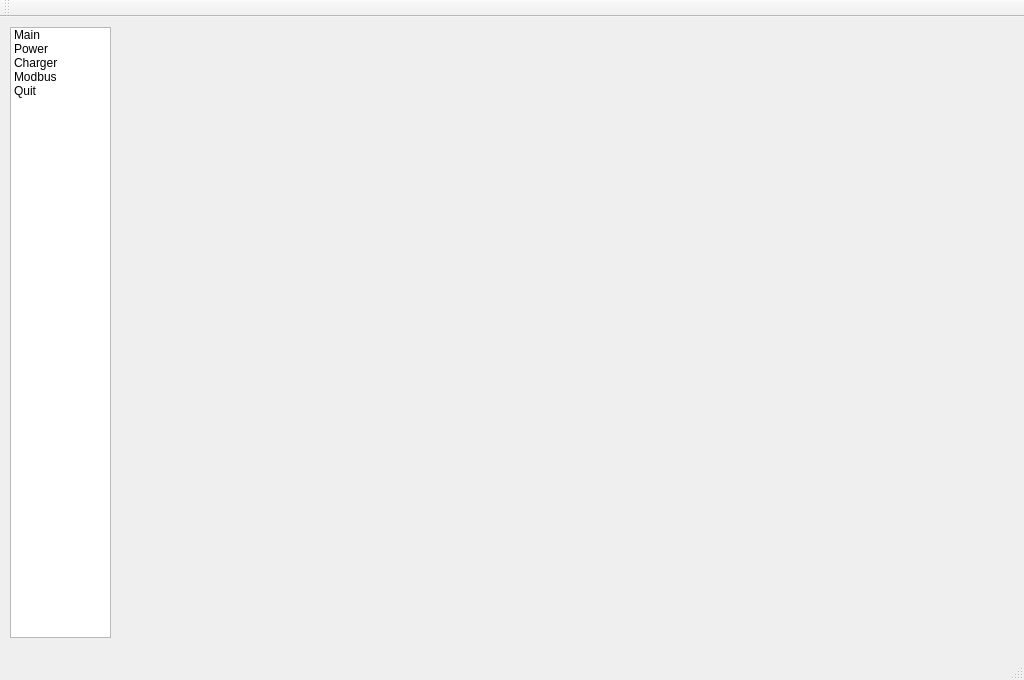
hancse/powermeter, file src/mainwindow.ui: the form before one commit.
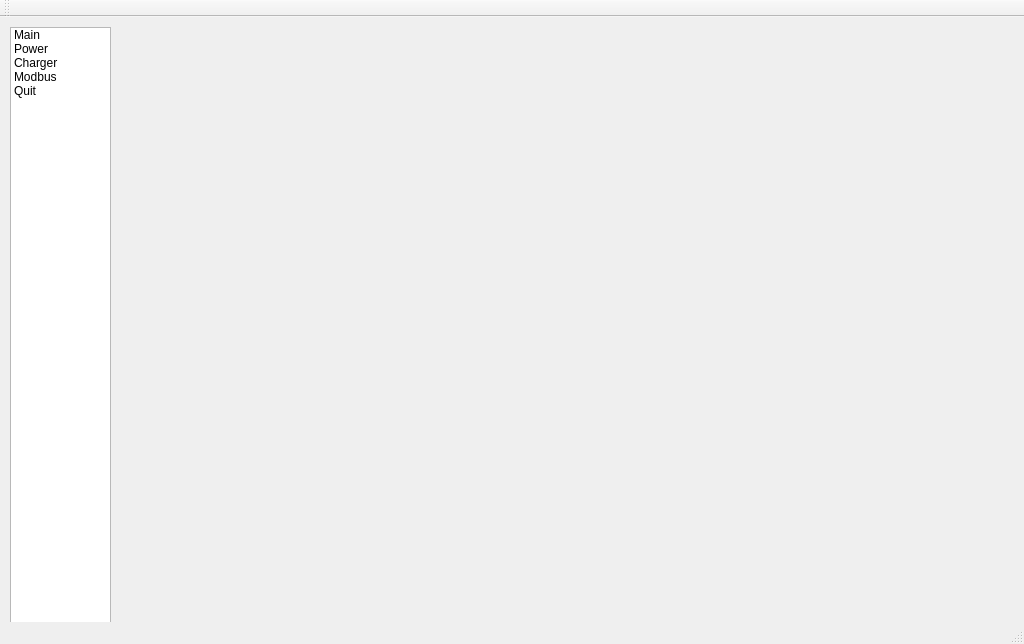
The form after the commit.

Diff of the .ui file:
```diff
--- a/src/mainwindow.ui
+++ b/src/mainwindow.ui
@@ -7,7 +7,7 @@
     <x>0</x>
     <y>0</y>
     <width>1024</width>
-    <height>680</height>
+    <height>644</height>
    </rect>
   </property>
   <property name="windowTitle">
@@ -20,7 +20,7 @@
       <x>10</x>
       <y>10</y>
       <width>101</width>
-      <height>611</height>
+      <height>600</height>
      </rect>
     </property>
     <item>
```
